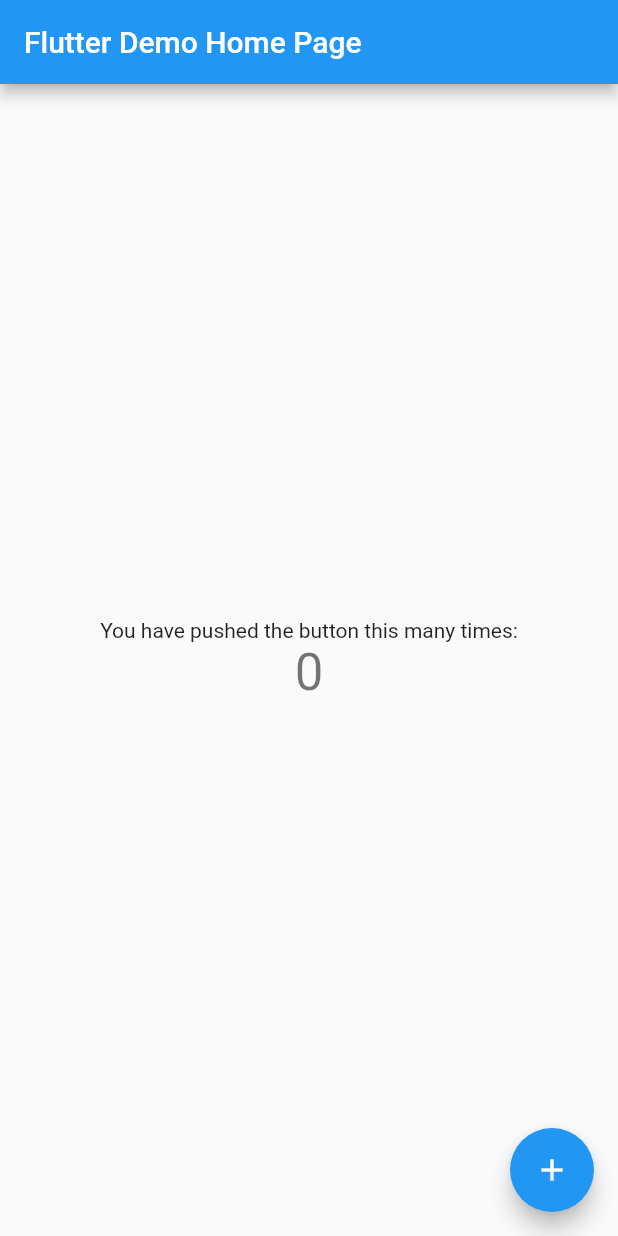
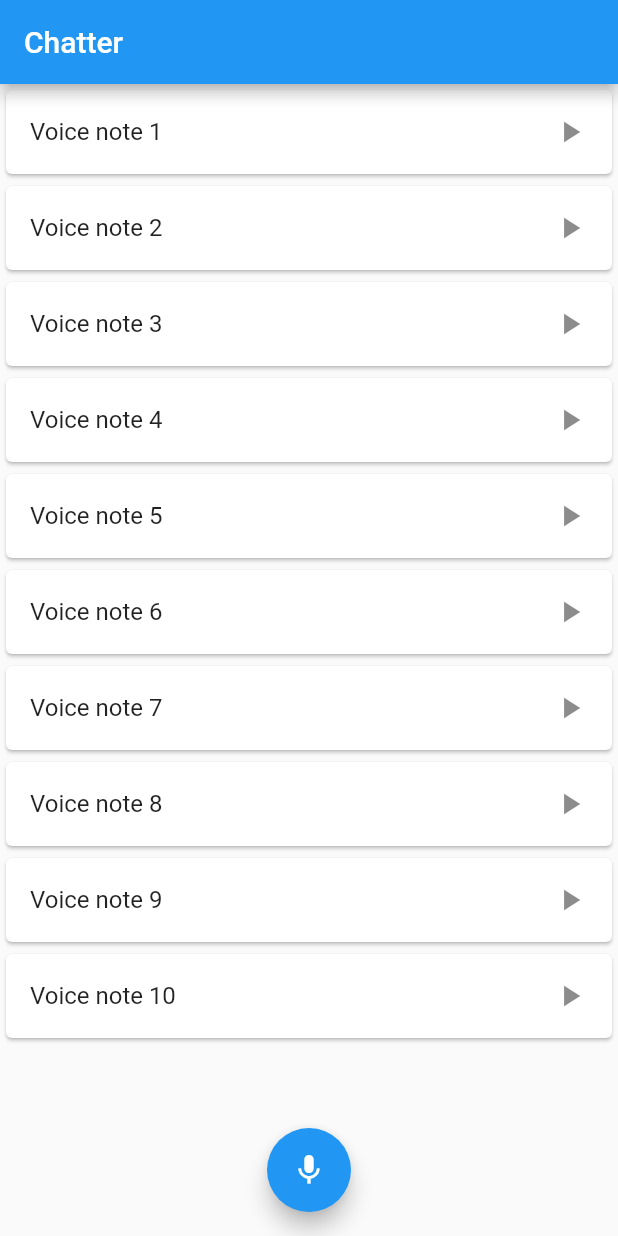
Before and after one commit to ovokojo/chatta, a Flutter app: the screen it shows after launch, on a phone screen of 412 x 824 dp. Run offline on Flutter 3.47's test engine with Material 2 defaults, Android fonts, the phone set to English and light mode, and no system bars.

Commit message:
homepage UI: VN feed and record button

```diff
--- /dev/null
+++ b/lib/home.dart
@@ -0,0 +1,38 @@
+import 'package:flutter/material.dart';
+import 'package:chatta/vn.dart';
+
+
+class HomePage extends StatefulWidget {
+  HomePage({Key key}) : super(key: key);
+
+  @override
+  _HomePageState createState() => _HomePageState();
+}
+
+class _HomePageState extends State<HomePage> {
+  List<String> notes = ['Voice note 1', 'Voice note 2', 'Voice note 3', 'Voice note 4', 'Voice note 5', 'Voice note 6', 'Voice note 7', 'Voice note 8', 'Voice note 9', 'Voice note 10'];
+  @override
+  Widget build(BuildContext context) {
+    return Scaffold(
+      appBar: AppBar(
+        title: Text('Chatter'),
+      ),
+      body: SafeArea(child: ListView.builder(
+        itemCount: notes.length,
+        itemBuilder: (context, index) {
+          return Card(
+            child: ListTile(
+              onTap: (){
+                print('Tapped');
+              },
+              title: Text(notes[index]),
+              trailing: Icon(Icons.play_arrow),
+            )
+          );
+        },
+      )),
+      floatingActionButton: newNoteButton(),
+      floatingActionButtonLocation: FloatingActionButtonLocation.centerFloat,// This trailing comma makes auto-formatting nicer for build methods.
+    );
+  }
+}
--- a/lib/main.dart
+++ b/lib/main.dart
@@ -1,5 +1,7 @@
+import 'package:chatta/router.dart';
 import 'package:flutter/material.dart';
-ad
+import 'package:chatta/home.dart';
+
 void main() => runApp(MyApp());
 
 class MyApp extends StatelessWidget {
@@ -7,105 +9,11 @@ class MyApp extends StatelessWidget {
   @override
   Widget build(BuildContext context) {
     return MaterialApp(
-      title: 'Flutter Demo',
+      title: 'Chatta',
       theme: ThemeData(
-        // This is the theme of your application.
-        //
-        // Try running your application with "flutter run". You'll see the
-        // application has a blue toolbar. Then, without quitting the app, try
-        // changing the primarySwatch below to Colors.green and then invoke
-        // "hot reload" (press "r" in the console where you ran "flutter run",
-        // or simply save your changes to "hot reload" in a Flutter IDE).
-        // Notice that the counter didn't reset back to zero; the application
-        // is not restarted.
-        primarySwatch: Colors.blue,
       ),
-      home: MyHomePage(title: 'Flutter Demo Home Page'),
+      onGenerateRoute: RouteGenerator.generateRoute,
+      initialRoute: '/',
     );
   }
 }
-
-class MyHomePage extends StatefulWidget {
-  MyHomePage({Key key, this.title}) : super(key: key);
-
-  // This widget is the home page of your application. It is stateful, meaning
-  // that it has a State object (defined below) that contains fields that affect
-  // how it looks.
-
-  // This class is the configuration for the state. It holds the values (in this
-  // case the title) provided by the parent (in this case the App widget) and
-  // used by the build method of the State. Fields in a Widget subclass are
-  // always marked "final".
-
-  final String title;
-
-  @override
-  _MyHomePageState createState() => _MyHomePageState();
-}
-
-class _MyHomePageState extends State<MyHomePage> {
-  int _counter = 0;
-
-  void _incrementCounter() {
-    setState(() {
-      // This call to setState tells the Flutter framework that something has
-      // changed in this State, which causes it to rerun the build method below
-      // so that the display can reflect the updated values. If we changed
-      // _counter without calling setState(), then the build method would not be
-      // called again, and so nothing would appear to happen.
-      _counter++;
-    });
-  }
-
-  @override
-  Widget build(BuildContext context) {
-    // This method is rerun every time setState is called, for instance as done
-    // by the _incrementCounter method above.
-    //
-    // The Flutter framework has been optimized to make rerunning build methods
-    // fast, so that you can just rebuild anything that needs updating rather
-    // than having to individually change instances of widgets.
-    return Scaffold(
-      appBar: AppBar(
-        // Here we take the value from the MyHomePage object that was created by
-        // the App.build method, and use it to set our appbar title.
-        title: Text(widget.title),
-      ),
-      body: Center(
-        // Center is a layout widget. It takes a single child and positions it
-        // in the middle of the parent.
-        child: Column(
-          // Column is also a layout widget. It takes a list of children and
-          // arranges them vertically. By default, it sizes itself to fit its
-          // children horizontally, and tries to be as tall as its parent.
-          //
-          // Invoke "debug painting" (press "p" in the console, choose the
-          // "Toggle Debug Paint" action from the Flutter Inspector in Android
-          // Studio, or the "Toggle Debug Paint" command in Visual Studio Code)
-          // to see the wireframe for each widget.
-          //
-          // Column has various properties to control how it sizes itself and
-          // how it positions its children. Here we use mainAxisAlignment to
-          // center the children vertically; the main axis here is the vertical
-          // axis because Columns are vertical (the cross axis would be
-          // horizontal).
-          mainAxisAlignment: MainAxisAlignment.center,
-          children: <Widget>[
-            Text(
-              'You have pushed the button this many times:',
-            ),
-            Text(
-              '$_counter',
-              style: Theme.of(context).textTheme.display1,
-            ),
-          ],
-        ),
-      ),
-      floatingActionButton: FloatingActionButton(
-        onPressed: _incrementCounter,
-        tooltip: 'Increment',
-        child: Icon(Icons.add),
-      ), // This trailing comma makes auto-formatting nicer for build methods.
-    );
-  }
-}
--- /dev/null
+++ b/lib/router.dart
@@ -0,0 +1,29 @@
+import 'package:chatta/home.dart';
+import 'package:flutter/material.dart';
+
+class RouteGenerator {
+  static Route<dynamic> generateRoute(RouteSettings settings) {
+    final args = settings.arguments;
+
+    switch (settings.name) {
+      case '/':
+        return MaterialPageRoute(builder: (_) => HomePage());
+      case '/home':
+        return MaterialPageRoute(builder: (_) => HomePage());
+    }
+  }
+
+  static Route<dynamic> _errorPage() {
+    return MaterialPageRoute(builder: (_) {
+      return Scaffold(
+        backgroundColor: Colors.white,
+        appBar: AppBar(
+          title: Text('Page Not Found'),
+        ),
+        body: Center(
+          child: Text('404 Error'),
+        ),
+      );
+    });
+  }
+}
--- /dev/null
+++ b/lib/vn.dart
@@ -0,0 +1,11 @@
+import 'package:flutter/material.dart';
+
+Widget newNoteButton () {
+  return FloatingActionButton(
+    onPressed: () {
+      print('New voice note');
+    },
+    tooltip: 'New Voice Note',
+    child: Icon(Icons.mic),
+  );
+}
```
